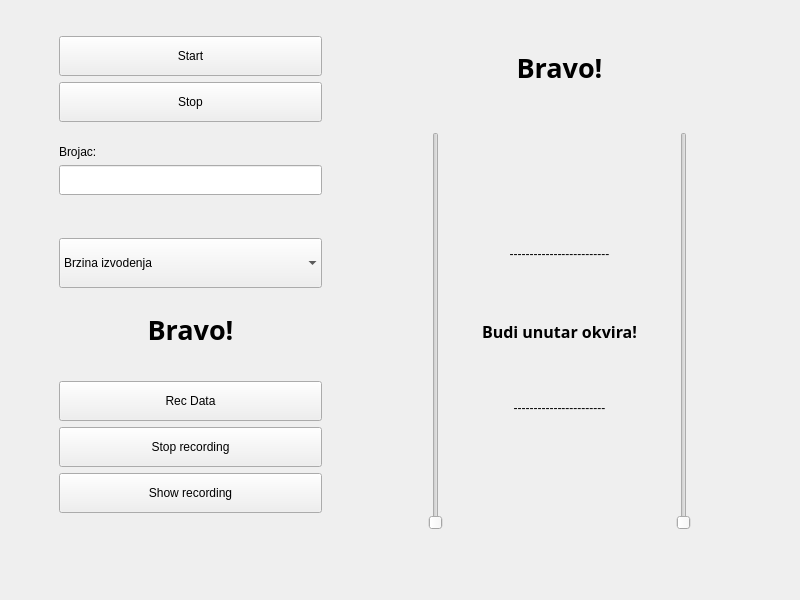
This is ExerciseWindow.ui in Dajana9/MPU6050-Rpi2-Qt as Qt 5 draws it before an edit. The edited form follows.
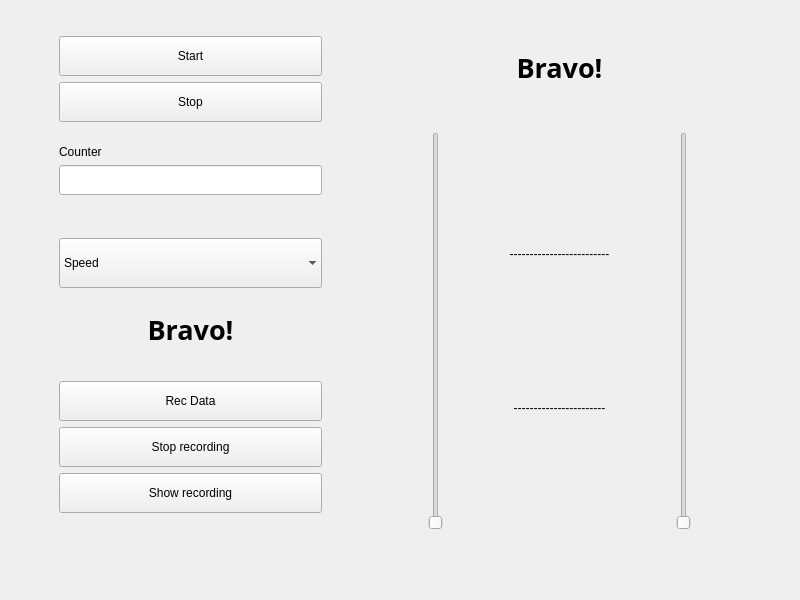
This is the edited form.

Patch:
```diff
--- a/ExerciseWindow.ui
+++ b/ExerciseWindow.ui
@@ -131,7 +131,7 @@
          </size>
         </property>
         <property name="text">
-         <string>Brojac:</string>
+         <string>Counter</string>
         </property>
        </widget>
       </item>
@@ -195,7 +195,7 @@
         </property>
         <item>
          <property name="text">
-          <string>Brzina izvodenja</string>
+          <string>Speed</string>
          </property>
         </item>
         <item>
@@ -435,7 +435,7 @@
            </font>
           </property>
           <property name="text">
-           <string>Budi unutar okvira!</string>
+           <string/>
           </property>
           <property name="alignment">
            <set>Qt::AlignCenter</set>
```
Left out of the diff: 6 changed lines with no effect on the pictures.
